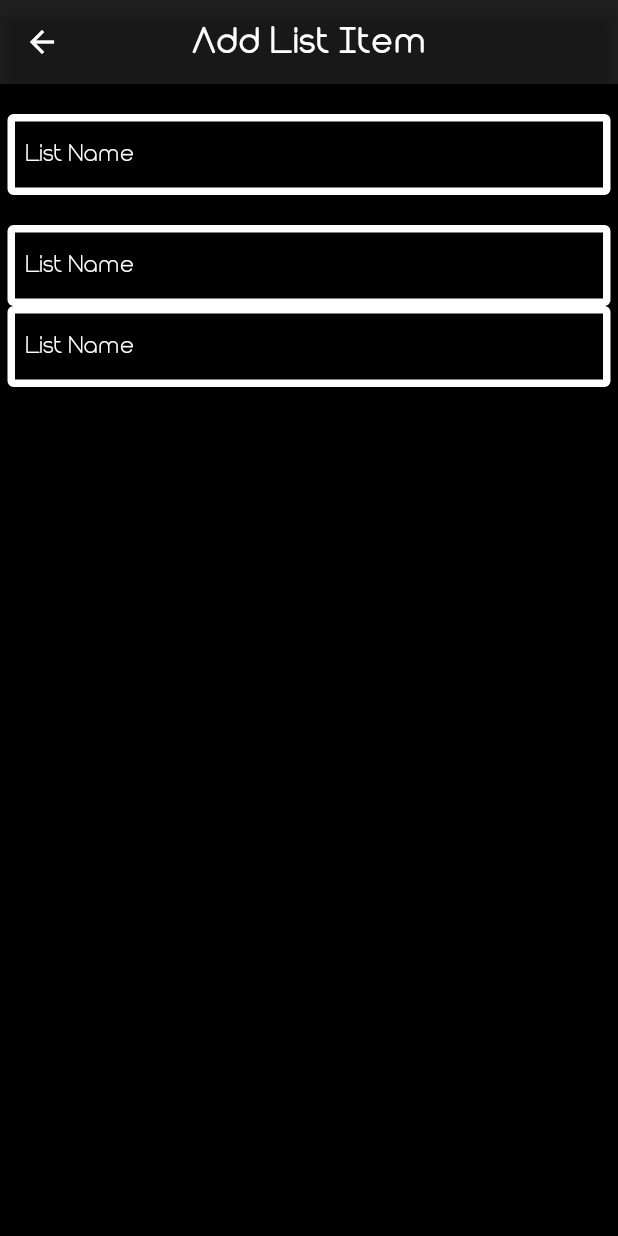
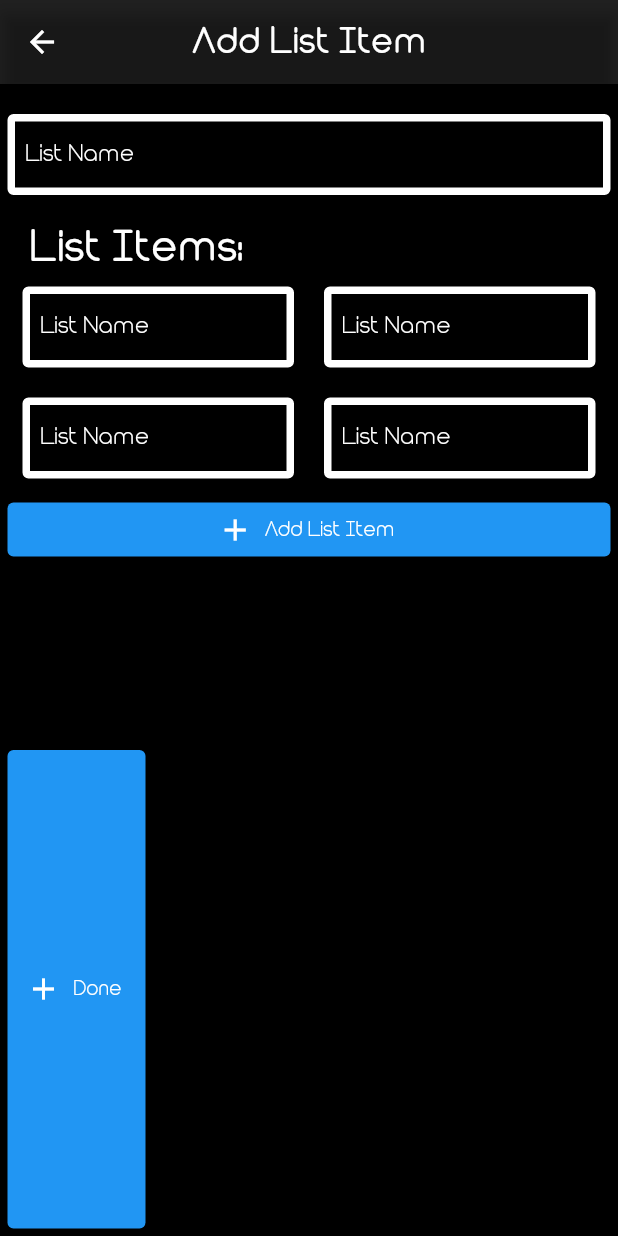
Before and after one commit to Republic-of-Recklessness/nova-chrono, a Flutter app: the AddListItemPage screen opened directly, on a phone screen of 412 x 824 dp. Run offline on Flutter 3.47's test engine with Material 2 defaults, Android fonts, the phone set to English and light mode, and no system bars; our stand-ins replace cloud_firestore, firebase_auth, firebase_core, google_sign_in, rxdart; accounts and stored records are empty.

Commit message:
set chronoListProvider

```diff
--- a/lib/screens/add_list_item_page.dart
+++ b/lib/screens/add_list_item_page.dart
@@ -1,5 +1,7 @@
 import 'package:flutter/material.dart';
+import 'package:nova_chrono/providers/chrono_list_provider.dart';
 import 'package:nova_chrono/utilities/constants.dart';
+import 'package:provider/provider.dart';
 
 class AddListItemPage extends StatefulWidget {
   @override
@@ -7,19 +9,29 @@ class AddListItemPage extends StatefulWidget {
 }
 
 class _AddListItemPageState extends State<AddListItemPage> {
-  @override
-  Widget build(BuildContext context) {
   String listTitle;
   List<List<String>> listSubItems = [
     ["one", ""],
     ["two", ""]
   ];
 
+  void addNewListItem() {
+    setState(() {
+      listSubItems.add(["${listSubItems.length + 1}", ""]);
+    });
+    print(listSubItems);
+  }
+
+  @override
+  Widget build(BuildContext context) {
+    ChronoListProvider chronoListProvider = context.watch<ChronoListProvider>();
+
     return Scaffold(
       body: Container(
         color: Colors.black,
         padding: EdgeInsets.fromLTRB(5.0, 20.0, 5.0, 5.0),
         child: Column(
+          crossAxisAlignment: CrossAxisAlignment.start,
           children: [
             TextField(
               style: TextStyle(color: Colors.white),
@@ -32,40 +44,78 @@ class _AddListItemPageState extends State<AddListItemPage> {
               height: 20.0,
               width: double.infinity,
             ),
-            ListView.builder(
+            Container(
+              padding: EdgeInsets.only(left: 15.0),
+              child: Text(
+                'List Items:',
+                style: TextStyle(
+                  color: Colors.white,
+                  fontWeight: FontWeight.w700,
+                  fontSize: 30.0,
+                ),
+              ),
+            ),
+            Expanded(
+              child: ListView.builder(
                 shrinkWrap: true,
-              itemCount: 2, // TODO: change to var
+                itemCount: listSubItems.length + 1,
                 itemBuilder: (BuildContext context, int index) {
-                // return Row(
-                //   mainAxisAlignment: MainAxisAlignment.spaceEvenly,
-                //   children: [
-                //     TextField(
-                //       style: TextStyle(color: Colors.white),
-                //       decoration: inputDecoration,
-                //       onChanged: (String newText) {
-                //         listSubItems[index][0] = newText;
-                //         print(listSubItems);
-                //       },
-                //     ),
-                //     TextField(
-                //       style: TextStyle(color: Colors.white),
-                //       decoration: inputDecoration,
-                //       onChanged: (String newText) {
-                //         listSubItems[index][1] = newText;
-                //         print(listSubItems);
-                //       },
-                //     ),
-                //   ],
-                // );
-                return TextField(
+                  if (index == listSubItems.length) {
+                    return ElevatedButton.icon(
+                      onPressed: () {
+                        addNewListItem();
+                      },
+                      icon: Icon(Icons.add),
+                      label: Text('Add List Item'),
+                    );
+                  }
+                  return Row(
+                    mainAxisAlignment: MainAxisAlignment.spaceEvenly,
+                    children: [
+                      Expanded(
+                        child: Container(
+                          padding: EdgeInsets.all(10.0),
+                          child: TextField(
                             style: TextStyle(color: Colors.white),
                             decoration: inputDecoration,
                             onChanged: (String newText) {
                               listSubItems[index][0] = newText;
                               print(listSubItems);
                             },
+                          ),
+                        ),
+                      ),
+                      Expanded(
+                        child: Container(
+                          padding: EdgeInsets.all(10.0),
+                          child: TextField(
+                            style: TextStyle(color: Colors.white),
+                            decoration: inputDecoration,
+                            onChanged: (String newText) {
+                              listSubItems[index][1] = newText;
+                              print(listSubItems);
+                            },
+                          ),
+                        ),
+                      ),
+                    ],
                   );
                 },
+              ),
+            ),
+            Expanded(
+              child: ElevatedButton.icon(
+                onPressed: () {
+                  chronoListProvider.addListItem(
+                      listTitle,
+                      Map.fromIterable(listSubItems,
+                          key: (e) => e[0], value: (e) => e[1]));
+                  chronoListProvider.saveData();
+                  Navigator.of(context).pop();
+                },
+                icon: Icon(Icons.add),
+                label: Text('Done'),
+              ),
             ),
           ],
         ),
--- a/lib/screens/list_page.dart
+++ b/lib/screens/list_page.dart
@@ -4,8 +4,6 @@ import 'package:nova_chrono/components/list_item.dart';
 import 'package:provider/provider.dart';
 import 'package:nova_chrono/models/chrono_list.dart';
 import 'package:nova_chrono/providers/chrono_list_provider.dart';
-// import 'package:nova_chrono/models/chrono_list.dart';
-// import 'package:nova_chrono/providers/chrono_list_provider.dart';
 import 'package:nova_chrono/screens/add_list_item_page.dart';
 
 class ListPage extends StatelessWidget {
@@ -16,9 +14,9 @@ class ListPage extends StatelessWidget {
 
   @override
   Widget build(BuildContext context) {
-    final chronoList = context.watch<List<ChronoList>>()[listIndex];
     final chronoListProvider = context.watch<ChronoListProvider>();
-    final List chronoListKeys = chronoList.listItems.keys.toList();
+    chronoListProvider.loadValues(context.watch<List<ChronoList>>()[listIndex]);
+    final List chronoListKeys = chronoListProvider.getListItems.keys.toList();
 
     return Scaffold(
       appBar: AppBar(
@@ -35,13 +33,11 @@ class ListPage extends StatelessWidget {
       body: Container(
         color: Colors.black,
         child: ListView.builder(
-          itemCount: chronoList.listItems.length,
+          itemCount: chronoListKeys.length,
           itemBuilder: (BuildContext context, int index) {
             String listItemName = chronoListKeys[index];
-            print(listItemName);
             return ListItem(
               listItemName: listItemName,
-              listIndex: listIndex,
             );
           },
         ),
```
Also changed, not shown: lib/components/list_item.dart (+3 -4 lines). Lines whose indentation alone changed are shown as unchanged.
